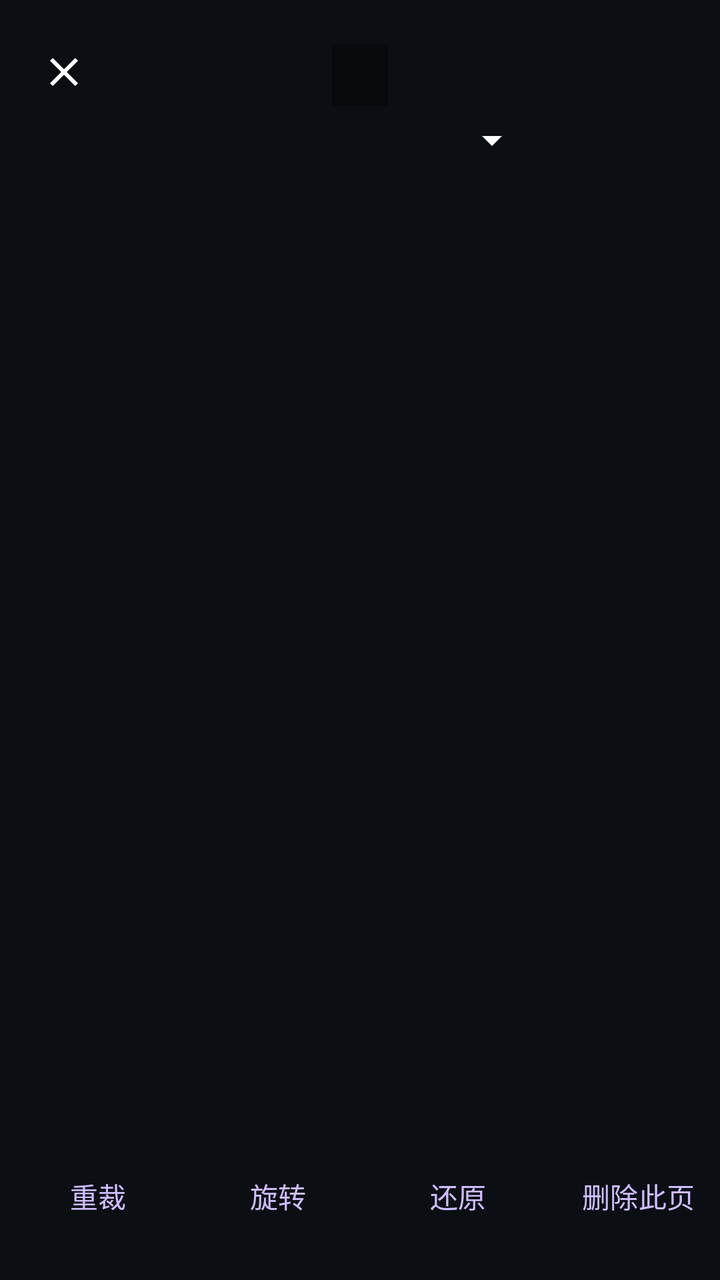
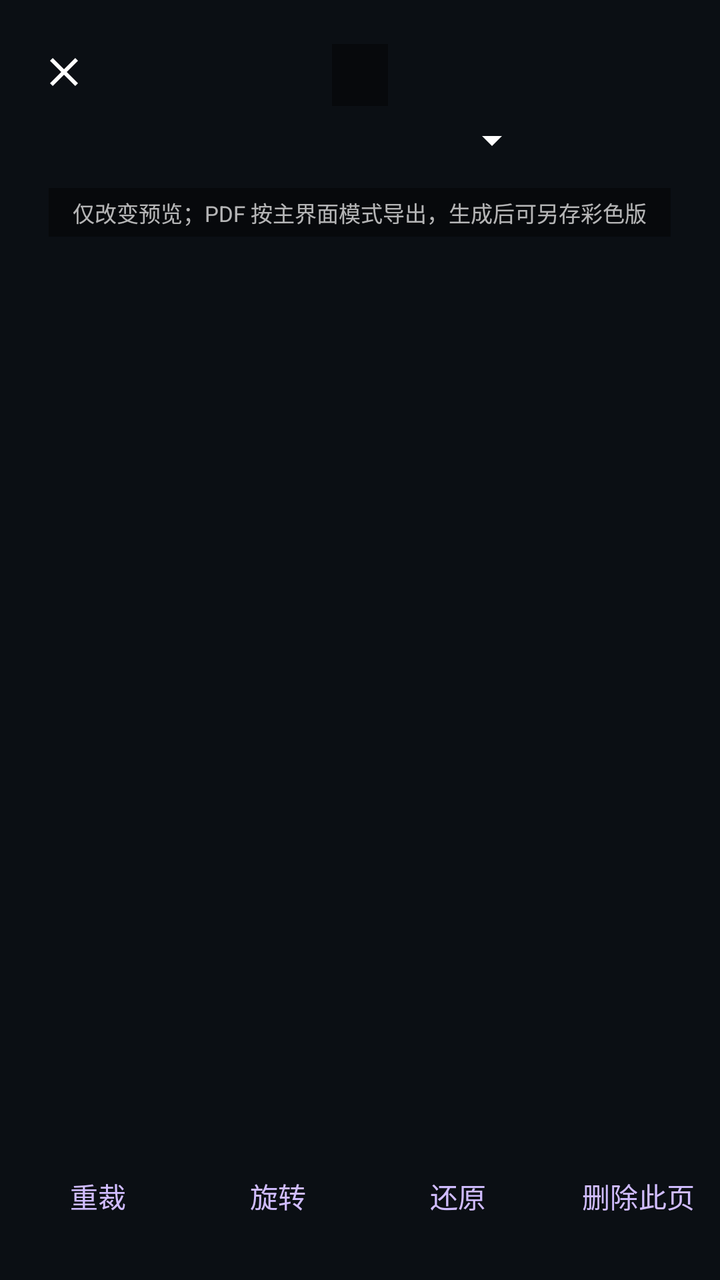

Screens rendered from an Android XML layout before and after an edit, with the pre-edit source and the edit as a unified diff.
<!-- AndroidManifest.xml: activity theme Theme.ScanCamera -->
<!-- res/layout/activity_preview.xml -->
<?xml version="1.0" encoding="utf-8"?>
<FrameLayout
    xmlns:android="http://schemas.android.com/apk/res/android"
    xmlns:app="http://schemas.android.com/apk/res-auto"
    android:layout_width="match_parent"
    android:layout_height="match_parent">

    <androidx.viewpager2.widget.ViewPager2
        android:id="@+id/previewPager"
        android:layout_width="match_parent"
        android:layout_height="match_parent"
        android:layout_marginTop="90dp"
        android:layout_marginBottom="80dp" />

    <Spinner
        android:id="@+id/previewMode"
        android:layout_width="180dp"
        android:layout_height="44dp"
        android:layout_gravity="top|center_horizontal"
        android:layout_marginTop="48dp"
        android:backgroundTint="#FFFFFF"
        android:contentDescription="@string/preview_effect" />

    <TextView
        android:id="@+id/previewTitle"
        android:layout_width="wrap_content"
        android:layout_height="wrap_content"
        android:layout_gravity="top|center_horizontal"
        android:layout_marginTop="22dp"
        android:background="#66000000"
        android:paddingHorizontal="14dp"
        android:paddingVertical="6dp"
        android:textColor="#FFFFFF"
        android:textSize="14sp" />

    <ImageView
        android:id="@+id/closeBtn"
        android:layout_width="44dp"
        android:layout_height="44dp"
        android:layout_marginStart="10dp"
        android:layout_marginTop="14dp"
        android:contentDescription="@string/close"
        android:padding="10dp"
        android:src="@drawable/ic_close"
        app:tint="#FFFFFF" />

    <LinearLayout
        android:layout_width="match_parent"
        android:layout_height="wrap_content"
        android:layout_gravity="bottom"
        android:gravity="center"
        android:paddingBottom="18dp"
        android:orientation="horizontal">
        <Button android:id="@+id/editCropBtn" style="?android:attr/buttonBarButtonStyle" android:layout_width="0dp" android:layout_weight="1" android:layout_height="wrap_content" android:minWidth="0dp" android:text="@string/edit_crop" />
        <Button android:id="@+id/editRotateBtn" style="?android:attr/buttonBarButtonStyle" android:layout_width="0dp" android:layout_weight="1" android:layout_height="wrap_content" android:minWidth="0dp" android:text="@string/rotate" />
        <Button android:id="@+id/editRestoreBtn" style="?android:attr/buttonBarButtonStyle" android:layout_width="0dp" android:layout_weight="1" android:layout_height="wrap_content" android:minWidth="0dp" android:text="@string/restore_original" />
        <Button android:id="@+id/deleteBtn" style="?android:attr/buttonBarButtonStyle" android:layout_width="0dp" android:layout_weight="1" android:layout_height="wrap_content" android:minWidth="0dp" android:text="@string/delete_page" />
    </LinearLayout>
</FrameLayout>
<!-- resources referenced by this layout -->
<resources>
  <!-- drawable ic_close (drawable) -->
  <?xml version="1.0" encoding="utf-8"?>
  <vector xmlns:android="http://schemas.android.com/apk/res/android"
      android:width="20dp"
      android:height="20dp"
      android:viewportWidth="24"
      android:viewportHeight="24">
      <path
          android:fillColor="#FFFFFF"
          android:pathData="M19,6.41 L17.59,5 12,10.59 6.41,5 5,6.41 10.59,12 5,17.59 6.41,19 12,13.41 17.59,19 19,17.59 13.41,12z" />
  </vector>
  <string name="close">关闭</string>
  <string name="delete_page">删除此页</string>
  <string name="edit_crop">重裁</string>
  <string name="preview_effect">预览效果</string>
  <string name="restore_original">还原</string>
  <string name="rotate">旋转</string>
  <style name="Theme.ScanCamera" parent="Theme.Material3.Dark.NoActionBar">
          <item name="android:statusBarColor">@android:color/transparent</item>
          <item name="android:navigationBarColor">@android:color/transparent</item>
          <item name="android:windowBackground">#0B0F14</item>
      </style>
</resources>

<!-- the commit's change to res/layout/activity_preview.xml (unified diff, before → after) -->
@@ -9,7 +9,7 @@
         android:id="@+id/previewPager"
         android:layout_width="match_parent"
         android:layout_height="match_parent"
-        android:layout_marginTop="90dp"
+        android:layout_marginTop="140dp"
         android:layout_marginBottom="80dp" />
 
     <Spinner
@@ -20,6 +20,21 @@
         android:layout_marginTop="48dp"
         android:backgroundTint="#FFFFFF"
         android:contentDescription="@string/preview_effect" />
+
+    <TextView
+        android:id="@+id/previewScopeHint"
+        android:layout_width="wrap_content"
+        android:layout_height="wrap_content"
+        android:layout_gravity="top|center_horizontal"
+        android:layout_marginTop="94dp"
+        android:background="#66000000"
+        android:gravity="center"
+        android:maxWidth="320dp"
+        android:paddingHorizontal="12dp"
+        android:paddingVertical="4dp"
+        android:text="@string/preview_scope_hint"
+        android:textColor="#B3FFFFFF"
+        android:textSize="11sp" />
 
     <TextView
         android:id="@+id/previewTitle"
<!-- resource entries referenced after the edit -->
@@ -15,6 +15,7 @@
   <string name="delete_page">删除此页</string>
   <string name="edit_crop">重裁</string>
   <string name="preview_effect">预览效果</string>
+  <string name="preview_scope_hint">仅改变预览；PDF 按主界面模式导出，生成后可另存彩色版</string>
   <string name="restore_original">还原</string>
   <string name="rotate">旋转</string>
   <style name="Theme.ScanCamera" parent="Theme.Material3.Dark.NoActionBar">
